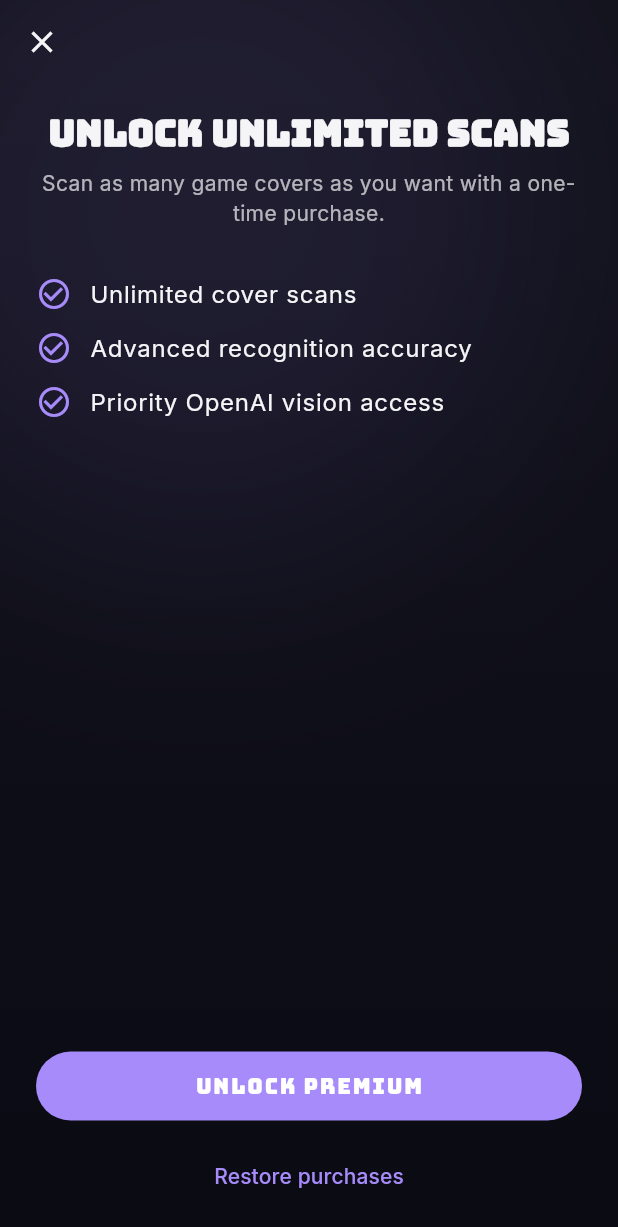
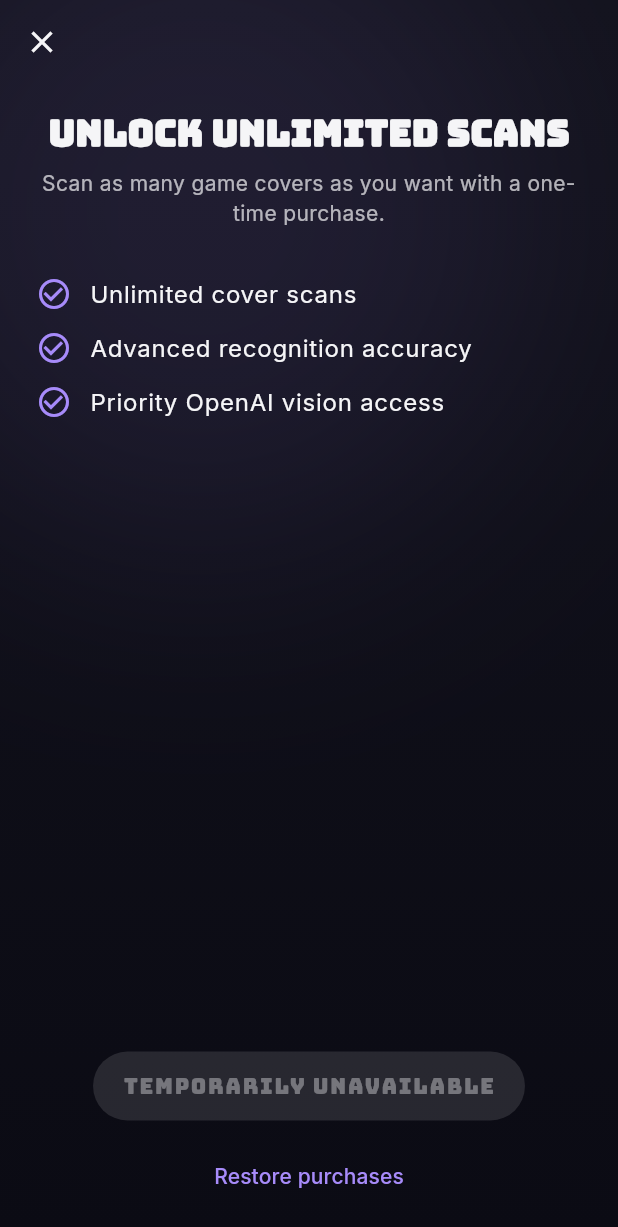
Before and after one commit to garolard/boxed, a Flutter app: the PaywallScreen screen opened directly, on a phone screen of 412 x 824 dp. Shown: the top 1227 px of the screen. Run offline on Flutter 3.47's test engine with Material 3 defaults, Android fonts, the phone set to English and light mode, and no system bars; our stand-ins replace cached_network_image, cloud_firestore, firebase_analytics, firebase_auth, firebase_core, firebase_crashlytics and 9 more; missing offline and left inert: file_selector, google_mlkit_barcode_scanning, purchases_flutter; accounts and stored records are empty; network calls fail.

Commit message:
feat(purchase): explicit offering + handle no product
- Resolve offering by explicit id boxed_premium instead of current
- Disable CTA and show Temporarily unavailable when no product

```diff
--- a/lib/l10n/app_en.arb
+++ b/lib/l10n/app_en.arb
@@ -118,6 +118,7 @@
   "paywallCtaPrice": "Unlock for {price}",
   "@paywallCtaPrice": {"placeholders": {"price": {"type": "String"}}},
   "paywallCtaFallback": "Unlock Premium",
+  "paywallCtaUnavailable": "Temporarily unavailable",
   "paywallPurchaseError": "Purchase failed. Please try again.",
   "paywallNothingToRestore": "No purchases to restore.",
   "paywallRestoreError": "Restore failed. Please try again.",
--- a/lib/l10n/app_es.arb
+++ b/lib/l10n/app_es.arb
@@ -106,6 +106,7 @@
   "paywallCtaPrice": "Desbloquear por {price}",
   "@paywallCtaPrice": {"placeholders": {"price": {"type": "String"}}},
   "paywallCtaFallback": "Desbloquear Premium",
+  "paywallCtaUnavailable": "No disponible temporalmente",
   "paywallPurchaseError": "Error de compra. Inténtalo de nuevo.",
   "paywallNothingToRestore": "No hay compras para restaurar.",
   "paywallRestoreError": "Error al restaurar. Inténtalo de nuevo.",
--- a/lib/l10n/app_fr.arb
+++ b/lib/l10n/app_fr.arb
@@ -106,6 +106,7 @@
   "paywallCtaPrice": "Débloquer pour {price}",
   "@paywallCtaPrice": {"placeholders": {"price": {"type": "String"}}},
   "paywallCtaFallback": "Débloquer Premium",
+  "paywallCtaUnavailable": "Temporairement indisponible",
   "paywallPurchaseError": "Échec de l'achat. Veuillez réessayer.",
   "paywallNothingToRestore": "Aucun achat à restaurer.",
   "paywallRestoreError": "Échec de la restauration. Veuillez réessayer.",
--- a/lib/l10n/app_localizations.dart
+++ b/lib/l10n/app_localizations.dart
@@ -622,6 +622,12 @@ abstract class AppLocalizations {
   /// **'Unlock Premium'**
   String get paywallCtaFallback;
 
+  /// No description provided for @paywallCtaUnavailable.
+  ///
+  /// In en, this message translates to:
+  /// **'Temporarily unavailable'**
+  String get paywallCtaUnavailable;
+
   /// No description provided for @paywallPurchaseError.
   ///
   /// In en, this message translates to:
--- a/lib/l10n/app_localizations_en.dart
+++ b/lib/l10n/app_localizations_en.dart
@@ -310,6 +310,9 @@ class AppLocalizationsEn extends AppLocalizations {
   String get paywallCtaFallback => 'Unlock Premium';
 
   @override
+  String get paywallCtaUnavailable => 'Temporarily unavailable';
+
+  @override
   String get paywallPurchaseError => 'Purchase failed. Please try again.';
 
   @override
--- a/lib/l10n/app_localizations_es.dart
+++ b/lib/l10n/app_localizations_es.dart
@@ -312,6 +312,9 @@ class AppLocalizationsEs extends AppLocalizations {
   String get paywallCtaFallback => 'Desbloquear Premium';
 
   @override
+  String get paywallCtaUnavailable => 'No disponible temporalmente';
+
+  @override
   String get paywallPurchaseError => 'Error de compra. Inténtalo de nuevo.';
 
   @override
--- a/lib/l10n/app_localizations_fr.dart
+++ b/lib/l10n/app_localizations_fr.dart
@@ -311,6 +311,9 @@ class AppLocalizationsFr extends AppLocalizations {
   String get paywallCtaFallback => 'Débloquer Premium';
 
   @override
+  String get paywallCtaUnavailable => 'Temporairement indisponible';
+
+  @override
   String get paywallPurchaseError => 'Échec de l\'achat. Veuillez réessayer.';
 
   @override
--- a/lib/screens/paywall_screen.dart
+++ b/lib/screens/paywall_screen.dart
@@ -60,11 +60,19 @@ class _PaywallScreenState extends ConsumerState<PaywallScreen> {
               const SizedBox(height: 12),
               _FeatureRow(icon: Icons.check_circle_outline, text: l10n.paywallFeature3),
               const Spacer(),
-              FilledButton(
-                onPressed: () => _handlePurchase(context),
-                child: FutureBuilder<PurchaseProduct?>(
+              FutureBuilder<PurchaseProduct?>(
                 future: _productFuture,
                 builder: (context, snapshot) {
+                  final product = snapshot.data;
+                  final isReady = snapshot.connectionState == ConnectionState.done;
+                  return Column(
+                    mainAxisSize: MainAxisSize.min,
+                    children: [
+                      FilledButton(
+                        onPressed: isReady && product != null
+                            ? () => _handlePurchase(context)
+                            : null,
+                        child: () {
                           if (snapshot.connectionState == ConnectionState.waiting) {
                             return const SizedBox(
                               width: 16,
@@ -72,18 +80,20 @@ class _PaywallScreenState extends ConsumerState<PaywallScreen> {
                               child: CircularProgressIndicator(strokeWidth: 2),
                             );
                           }
-                    final product = snapshot.data;
                           if (product != null) {
                             return Text(l10n.paywallCtaPrice(product.priceString));
                           }
-                    return Text(l10n.paywallCtaFallback);
-                  },
-                ),
+                          return Text(l10n.paywallCtaUnavailable);
+                        }(),
                       ),
                       const SizedBox(height: 12),
                       TextButton(
                         onPressed: () => _handleRestore(context),
                         child: Text(l10n.paywallRestore),
+                      ),
+                    ],
+                  );
+                },
               ),
             ],
           ),
--- a/lib/services/purchase/revenuecat_purchase_service.dart
+++ b/lib/services/purchase/revenuecat_purchase_service.dart
@@ -7,6 +7,7 @@ import 'package:purchases_flutter/purchases_flutter.dart';
 import 'purchase_service.dart';
 
 class RevenueCatPurchaseService implements PurchaseService {
+  static const _kOfferingId = 'boxed_premium';
   final _premiumController = StreamController<bool>.broadcast();
   void Function(CustomerInfo)? _listener;
 
@@ -44,7 +45,7 @@ class RevenueCatPurchaseService implements PurchaseService {
   Future<PurchaseProduct?> premiumProduct() async {
     try {
       final offerings = await Purchases.getOfferings();
-      final package = offerings.current?.getPackage('premium');
+      final package = offerings.all[_kOfferingId]?.getPackage('premium');
       if (package == null) return null;
       final storeProduct = package.storeProduct;
       return PurchaseProduct(
@@ -60,7 +61,7 @@ class RevenueCatPurchaseService implements PurchaseService {
   Future<PurchaseOutcome> purchasePremium() async {
     try {
       final offerings = await Purchases.getOfferings();
-      final package = offerings.current?.getPackage('premium');
+      final package = offerings.all[_kOfferingId]?.getPackage('premium');
       if (package == null) {
         return const PurchaseError('Product not available');
       }
```
Also changed, not shown: 2 other files. Lines whose indentation alone changed are shown as unchanged.
